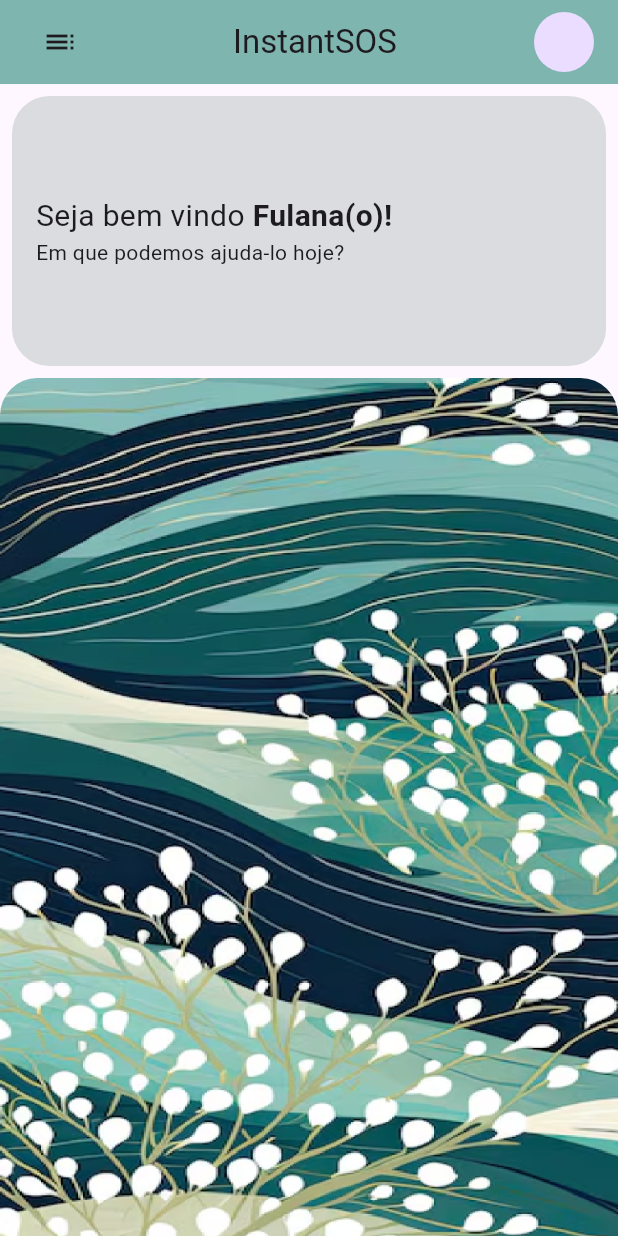
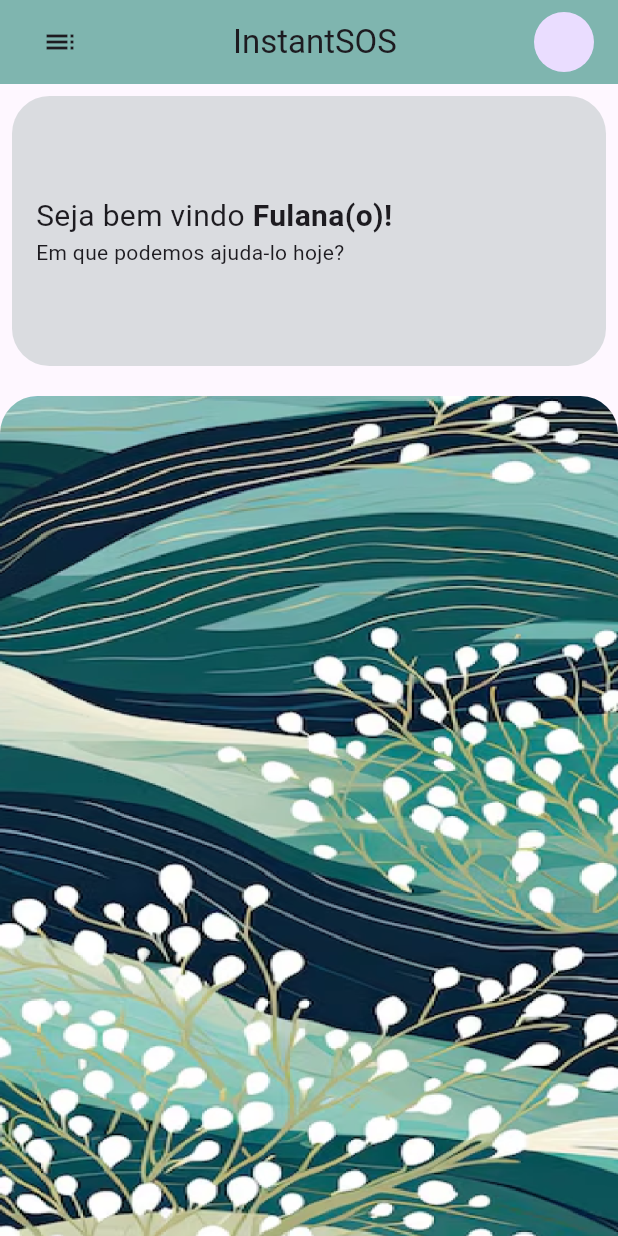
Before and after one commit to lucasbennertz/App_Saude, a Flutter app: the screen it shows after launch, on a phone screen of 412 x 824 dp. Run offline on Flutter 3.47's test engine with Material 3 defaults, Android fonts, the light colour scheme and no system bars.

Commit message:
ajuste com sized box

```diff
--- a/lib/view/screens/main_page.dart
+++ b/lib/view/screens/main_page.dart
@@ -47,6 +47,7 @@ class MainPage extends StatelessWidget {
                 ),
               ),
             ),
+            SizedBox(height: 12,),
             ClipRRect(
               borderRadius: BorderRadius.only(
                 topLeft: Radius.circular(25),
```
